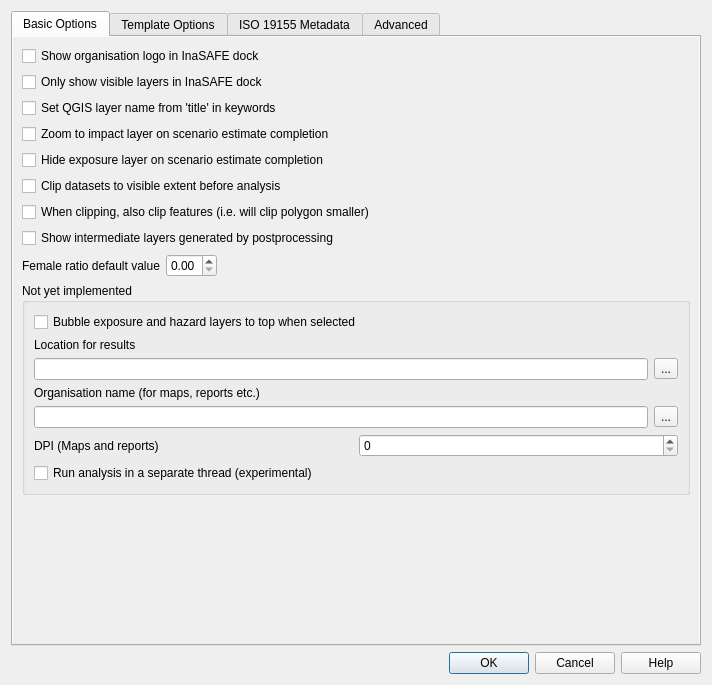
This is safe/gui/ui/options_dialog_base.ui in inasafe/inasafe as Qt 5 draws it before an edit. The edited form follows.
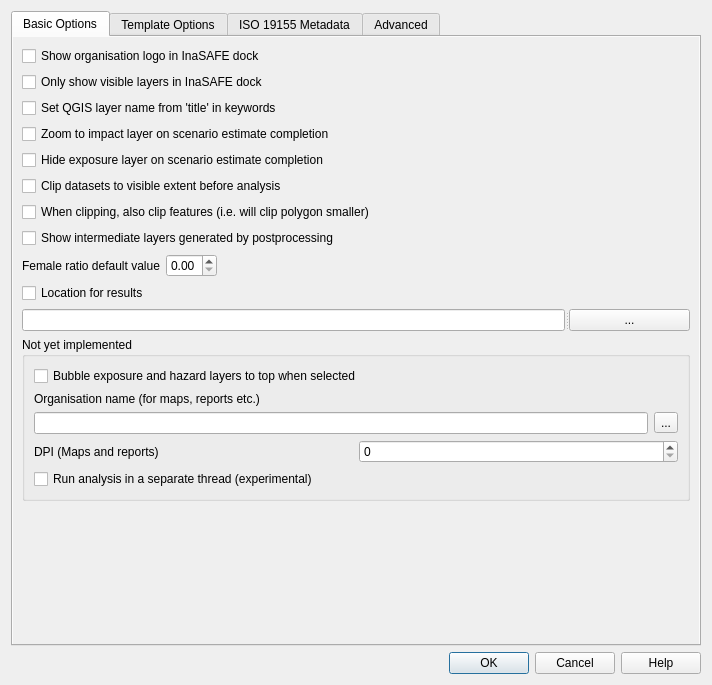
This is the edited form. Icons and pictures are not drawn.

Commit message: fix #1648 allow the user to save results to their own designated directory

```diff
--- a/safe/gui/ui/options_dialog_base.ui
+++ b/safe/gui/ui/options_dialog_base.ui
@@ -51,124 +51,22 @@
             <height>607</height>
            </rect>
           </property>
-          <layout class="QGridLayout" name="gridLayout">
-           <item row="9" column="0">
-            <widget class="QGroupBox" name="grpNotImplemented">
-             <property name="title">
-              <string>Not yet implemented</string>
+          <layout class="QVBoxLayout" name="verticalLayout_4">
+           <item>
+            <widget class="QCheckBox" name="organisation_on_dock_checkbox">
+             <property name="text">
+              <string>Show organisation logo in InaSAFE dock</string>
              </property>
-             <layout class="QGridLayout" name="gridLayout_3">
-              <item row="8" column="0">
-               <layout class="QHBoxLayout" name="horizontalLayout_4">
-                <item>
-                 <widget class="QLineEdit" name="lineEdit_4">
-                  <property name="enabled">
-                   <bool>true</bool>
-                  </property>
-                 </widget>
-                </item>
-                <item>
-                 <widget class="QToolButton" name="toolButton_4">
-                  <property name="enabled">
-                   <bool>true</bool>
-                  </property>
-                  <property name="text">
-                   <string>...</string>
-                  </property>
-                 </widget>
-                </item>
-               </layout>
-              </item>
-              <item row="7" column="0">
-               <widget class="QLabel" name="label_4">
-                <property name="enabled">
-                 <bool>true</bool>
-                </property>
-                <property name="text">
-                 <string>Organisation name (for maps, reports etc.)</string>
-                </property>
-               </widget>
-              </item>
-              <item row="0" column="0">
-               <widget class="QCheckBox" name="cbxBubbleLayersUp">
-                <property name="enabled">
-                 <bool>true</bool>
-                </property>
-                <property name="text">
-                 <string>Bubble exposure and hazard layers to top when selected</string>
-                </property>
-               </widget>
-              </item>
-              <item row="9" column="0">
-               <layout class="QHBoxLayout" name="horizontalLayout_5">
-                <item>
-                 <widget class="QLabel" name="label_5">
-                  <property name="enabled">
-                   <bool>true</bool>
-                  </property>
-                  <property name="text">
-                   <string>DPI (Maps and reports)</string>
-                  </property>
-                 </widget>
-                </item>
-                <item>
-                 <widget class="QSpinBox" name="spinBox">
-                  <property name="enabled">
-                   <bool>true</bool>
-                  </property>
-                 </widget>
-                </item>
-               </layout>
-              </item>
-              <item row="2" column="0">
-               <layout class="QHBoxLayout" name="horizontalLayout_2">
-                <item>
-                 <widget class="QLineEdit" name="lineEdit">
-                  <property name="enabled">
-                   <bool>true</bool>
-                  </property>
-                 </widget>
-                </item>
-                <item>
-                 <widget class="QToolButton" name="toolButton">
-                  <property name="enabled">
-                   <bool>true</bool>
-                  </property>
-                  <property name="text">
-                   <string>...</string>
-                  </property>
-                 </widget>
-                </item>
-               </layout>
-              </item>
-              <item row="1" column="0">
-               <widget class="QLabel" name="label">
-                <property name="enabled">
-                 <bool>true</bool>
-                </property>
-                <property name="text">
-                 <string>Location for results</string>
-                </property>
-               </widget>
-              </item>
-              <item row="10" column="0">
-               <widget class="QCheckBox" name="cbxUseThread">
-                <property name="text">
-                 <string>Run analysis in a separate thread (experimental)</string>
-                </property>
-               </widget>
-              </item>
-             </layout>
             </widget>
            </item>
-           <item row="1" column="0">
+           <item>
             <widget class="QCheckBox" name="cbxVisibleLayersOnly">
              <property name="text">
               <string>Only show visible layers in InaSAFE dock</string>
              </property>
             </widget>
            </item>
-           <item row="2" column="0">
+           <item>
             <widget class="QCheckBox" name="cbxSetLayerNameFromTitle">
              <property name="enabled">
               <bool>true</bool>
@@ -178,7 +76,7 @@
              </property>
             </widget>
            </item>
-           <item row="3" column="0">
+           <item>
             <widget class="QCheckBox" name="cbxZoomToImpact">
              <property name="enabled">
               <bool>true</bool>
@@ -188,7 +86,7 @@
              </property>
             </widget>
            </item>
-           <item row="4" column="0">
+           <item>
             <widget class="QCheckBox" name="cbxHideExposure">
              <property name="enabled">
               <bool>true</bool>
@@ -198,7 +96,7 @@
              </property>
             </widget>
            </item>
-           <item row="5" column="0">
+           <item>
             <widget class="QCheckBox" name="cbxClipToViewport">
              <property name="toolTip">
               <string>Turn on to clip hazard and exposure layers to the currently  visible extent on the map canvas</string>
@@ -211,14 +109,14 @@
              </property>
             </widget>
            </item>
-           <item row="6" column="0">
+           <item>
             <widget class="QCheckBox" name="cbxClipHard">
              <property name="text">
               <string>When clipping, also clip features (i.e. will clip polygon smaller)</string>
              </property>
             </widget>
            </item>
-           <item row="7" column="0">
+           <item>
             <widget class="QCheckBox" name="cbxShowPostprocessingLayers">
              <property name="toolTip">
               <string>Turn on to see the intermediate files generated by the postprocessing steps in the map canvas</string>
@@ -228,7 +126,7 @@
              </property>
             </widget>
            </item>
-           <item row="8" column="0">
+           <item>
             <layout class="QHBoxLayout" name="horizontalLayout">
              <item>
               <widget class="QLabel" name="label_6">
@@ -265,7 +163,116 @@
              </item>
             </layout>
            </item>
-           <item row="10" column="0">
+           <item>
+            <widget class="QCheckBox" name="custom_UseUserDirectory_checkbox">
+             <property name="text">
+              <string>Location for results</string>
+             </property>
+            </widget>
+           </item>
+           <item>
+            <layout class="QHBoxLayout" name="horizontalLayout_2">
+             <item>
+              <widget class="QSplitter" name="splitter_user_directory">
+               <property name="orientation">
+                <enum>Qt::Horizontal</enum>
+               </property>
+               <widget class="QLineEdit" name="leUserDirectoryPath">
+                <property name="enabled">
+                 <bool>true</bool>
+                </property>
+               </widget>
+               <widget class="QToolButton" name="toolUserDirectoryPath">
+                <property name="enabled">
+                 <bool>true</bool>
+                </property>
+                <property name="text">
+                 <string>...</string>
+                </property>
+               </widget>
+              </widget>
+             </item>
+            </layout>
+           </item>
+           <item>
+            <widget class="QGroupBox" name="grpNotImplemented">
+             <property name="title">
+              <string>Not yet implemented</string>
+             </property>
+             <layout class="QGridLayout" name="gridLayout_3">
+              <item row="8" column="0">
+               <layout class="QHBoxLayout" name="horizontalLayout_4">
+                <item>
+                 <widget class="QLineEdit" name="lineEdit_4">
+                  <property name="enabled">
+                   <bool>true</bool>
+                  </property>
+                 </widget>
+                </item>
+                <item>
+                 <widget class="QToolButton" name="toolButton_4">
+                  <property name="enabled">
+                   <bool>true</bool>
+                  </property>
+                  <property name="text">
+                   <string>...</string>
+                  </property>
+                 </widget>
+                </item>
+               </layout>
+              </item>
+              <item row="7" column="0">
+               <widget class="QLabel" name="label_4">
+                <property name="enabled">
+                 <bool>true</bool>
+                </property>
+                <property name="text">
+                 <string>Organisation name (for maps, reports etc.)</string>
+                </property>
+               </widget>
+              </item>
+              <item row="0" column="0">
+               <widget class="QCheckBox" name="cbxBubbleLayersUp">
+                <property name="enabled">
+                 <bool>true</bool>
+                </property>
+                <property name="text">
+                 <string>Bubble exposure and hazard layers to top when selected</string>
+                </property>
+               </widget>
+              </item>
+              <item row="9" column="0">
+               <layout class="QHBoxLayout" name="horizontalLayout_5">
+                <item>
+                 <widget class="QLabel" name="label_5">
+                  <property name="enabled">
+                   <bool>true</bool>
+                  </property>
+                  <property name="text">
+                   <string>DPI (Maps and reports)</string>
+                  </property>
+                 </widget>
+                </item>
+                <item>
+                 <widget class="QSpinBox" name="spinBox">
+                  <property name="enabled">
+                   <bool>true</bool>
+                  </property>
+                 </widget>
+                </item>
+               </layout>
+              </item>
+              <item row="10" column="0">
+               <widget class="QCheckBox" name="cbxUseThread">
+                <property name="text">
+                 <string>Run analysis in a separate thread (experimental)</string>
+                </property>
+               </widget>
+              </item>
+             </layout>
+            </widget>
+           </item>
+           <item>
             <spacer name="verticalSpacer">
              <property name="orientation">
               <enum>Qt::Vertical</enum>
@@ -278,13 +285,6 @@
              </property>
             </spacer>
            </item>
-           <item row="0" column="0">
-            <widget class="QCheckBox" name="organisation_on_dock_checkbox">
-             <property name="text">
-              <string>Show organisation logo in InaSAFE dock</string>
-             </property>
-            </widget>
-           </item>
           </layout>
          </widget>
         </widget>
```
Left out of the diff: 19 changed lines with no effect on the pictures. The commit also changes 3 other files.
